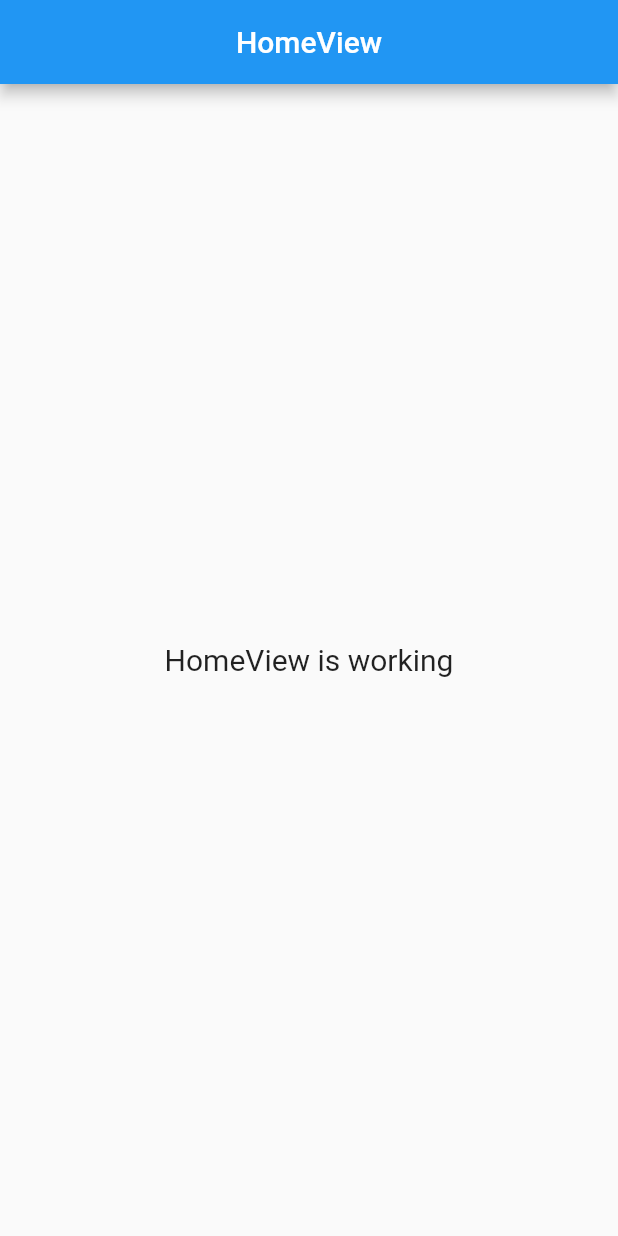
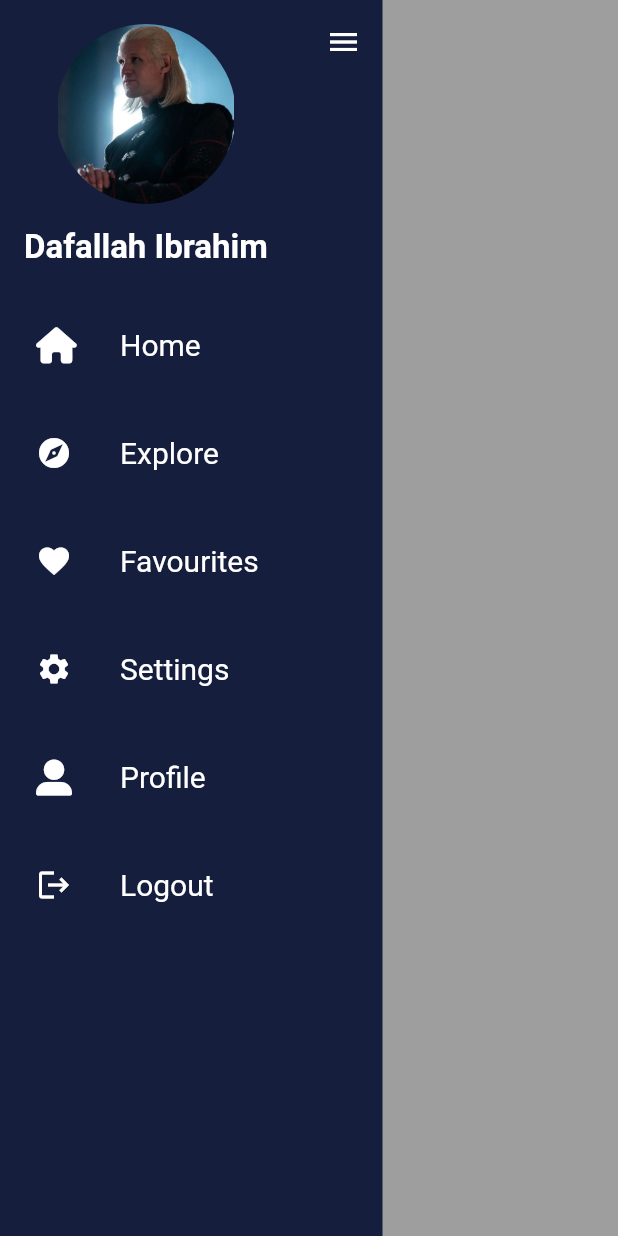
Before and after one commit to defoibrahim/3d_drawer, a Flutter app: the screen it shows after launch, on a phone screen of 412 x 824 dp. Run offline on Flutter 3.47's test engine with Material 2 defaults, Android fonts, the phone set to English and light mode, and no system bars; our stand-ins replace font_awesome_flutter, get.

Commit message:
added animation

```diff
--- /dev/null
+++ b/lib/app/data/drawer_item.dart
@@ -0,0 +1,39 @@
+import 'package:flutter/material.dart';
+import 'package:font_awesome_flutter/font_awesome_flutter.dart';
+
+import 'models/drawer_model.dart';
+
+class DrawerItem {
+  static final home = DrawerModel(
+    title: 'Home',
+    icone: FontAwesomeIcons.house,
+  );
+  static final explorer = DrawerModel(
+    title: 'Explore',
+    icone: Icons.explore,
+  );
+  static final favourites = DrawerModel(
+    title: 'Favourites',
+    icone: Icons.favorite,
+  );
+  static final setting = DrawerModel(
+    title: 'Settings',
+    icone: Icons.settings,
+  );
+  static final profile = DrawerModel(
+    title: 'Profile',
+    icone: FontAwesomeIcons.userLarge,
+  );  static final logout = DrawerModel(
+    title: 'Logout',
+    icone: Icons.logout,
+  );
+
+  static final List<DrawerModel> all = [
+    home,
+    explorer,
+    favourites,
+    setting,
+    profile,
+    logout
+  ];
+}
--- /dev/null
+++ b/lib/app/data/models/drawer_model.dart
@@ -0,0 +1,7 @@
+import 'package:flutter/cupertino.dart';
+
+class DrawerModel {
+  final String title;
+  final IconData icone;
+  DrawerModel({required this.title,required this.icone});
+}
--- a/lib/app/modules/home/controllers/home_controller.dart
+++ b/lib/app/modules/home/controllers/home_controller.dart
@@ -1,23 +1,72 @@
+import 'package:flutter/animation.dart';
+import 'package:flutter/cupertino.dart';
 import 'package:get/get.dart';
 
-class HomeController extends GetxController {
-  //TODO: Implement HomeController
+class HomeController extends GetxController
+    with GetSingleTickerProviderStateMixin {
+  late AnimationController animationController;
+  final maxSlide = 255.0.obs;
+  RxBool canBeDragged = false.obs;
 
-  final count = 0.obs;
+  RxBool flip = false.obs;
+
+  double get slide => maxSlide.value * animationController.value;
+  double get scale => 1 - (animationController.value * 0.3);
+  double get minDragStartEdge => 60;
+  double get maxDragStartEdge => maxSlide.value - 16;
+
   @override
   void onInit() {
     super.onInit();
-  }
-
-  @override
-  void onReady() {
-    super.onReady();
+    animationController = AnimationController(
+      vsync: this,
+      value: 1,
+      duration: const Duration(milliseconds: 300),
+    );
   }
 
   @override
   void onClose() {
+    animationController.dispose();
     super.onClose();
   }
 
-  void increment() => count.value++;
+  void toggle() => animationController.isDismissed ? open() : close();
+
+  void close() => animationController.reverse();
+
+  void open() => animationController.forward();
+
+  void onDragStart(DragStartDetails details) {
+    bool isDragOpenFromLeft = animationController.isDismissed &&
+        details.globalPosition.dx < minDragStartEdge;
+    bool isDragCloseFromRight = animationController.isCompleted &&
+        details.globalPosition.dx > maxDragStartEdge;
+    canBeDragged.value = isDragOpenFromLeft || isDragCloseFromRight;
+  }
+
+  void onDragUpdate(DragUpdateDetails details) {
+    if (canBeDragged.value) {
+      double delta = details.primaryDelta! / maxSlide.value;
+      animationController.value += delta;
+    }
+  }
+
+  void onDragEnd(DragEndDetails details) {
+
+    double kMinFlingVelocity = 365.0;
+    if (animationController.isDismissed || animationController.isCompleted) {
+      return;
+    }
+    if (details.velocity.pixelsPerSecond.dx.abs() >= kMinFlingVelocity) {
+      double visualVelocity =
+          details.velocity.pixelsPerSecond.dx / Get.size.width;
+
+      animationController.fling(velocity: visualVelocity);
+    } else if (animationController.value < 0.5) {
+      close();
+    } else {
+      open();
+    }
+  }
 }
--- /dev/null
+++ b/lib/app/modules/home/views/body_view.dart
@@ -0,0 +1,29 @@
+import 'package:drawer_3d/app/core/theme/app_colors.dart';
+import 'package:drawer_3d/app/modules/home/controllers/home_controller.dart';
+import 'package:flutter/material.dart';
+
+import 'package:get/get.dart';
+
+class BodyView extends GetView<HomeController> {
+  const BodyView({Key? key}) : super(key: key);
+  @override
+  Widget build(BuildContext context) {
+    return Scaffold(
+      appBar: AppBar(
+        backgroundColor: kMainColor,
+        leading: Builder(
+          builder: (context) {
+            return IconButton(
+              icon: Icon(Icons.menu),
+              onPressed: () => controller.open(),
+            );
+          },
+        ),
+        title: Text('Details title'),
+      ),
+      body: Center(
+        child: Text('Details body'),
+      ),
+    );
+  }
+}
--- /dev/null
+++ b/lib/app/modules/home/views/drawer_view.dart
@@ -0,0 +1,70 @@
+import 'package:drawer_3d/app/core/theme/app_colors.dart';
+import 'package:flutter/material.dart';
+import 'package:get/get.dart';
+
+import '../../../data/drawer_item.dart';
+import '../controllers/home_controller.dart';
+
+class DrawerView extends GetView<HomeController> {
+  const DrawerView({Key? key}) : super(key: key);
+  @override
+  Widget build(BuildContext context) {
+    return Container(
+      color: kMainColor,
+      width: 255,
+      child: SafeArea(
+        child: Column(
+          crossAxisAlignment: CrossAxisAlignment.start,
+          mainAxisSize: MainAxisSize.max,
+          children: [
+            buildHeader(),
+            buildDrawerItem(),
+          ],
+        ),
+      ),
+    );
+  }
+
+  Widget buildHeader() => Column(
+        children: [
+          ClipOval(
+            child: Image.asset(
+              'assets/images/demon.jpg',
+              height: 120,
+              width: 120,
+            ),
+          ).paddingOnly(top: 16, left: 16, right: 16),
+          const SizedBox(height: 8),
+          const Text(
+            'Dafallah Ibrahim',
+            style: TextStyle(
+              fontSize: 22,
+              color: Colors.white,
+              fontWeight: FontWeight.bold,
+            ),
+          ).paddingOnly(top: 8, left: 16, right: 16, bottom: 16),
+        ],
+      );
+
+  Widget buildDrawerItem() => Column(
+        children: DrawerItem.all
+            .map(
+              (item) => ListTile(
+                onTap: () {
+                  controller.close();
+                },
+                title: Text(
+                  item.title,
+                  style: const TextStyle(
+                    color: Colors.white,
+                    fontSize: 20,
+                  ),
+                ),
+                leading: Icon(item.icone, color: Colors.white),
+                contentPadding:
+                    const EdgeInsets.symmetric(horizontal: 24, vertical: 8),
+              ),
+            )
+            .toList(),
+      );
+}
--- a/lib/app/modules/home/views/home_view.dart
+++ b/lib/app/modules/home/views/home_view.dart
@@ -1,22 +1,78 @@
+import 'package:drawer_3d/app/core/theme/app_colors.dart';
 import 'package:flutter/material.dart';
 
 import 'package:get/get.dart';
 
 import '../controllers/home_controller.dart';
+import 'body_view.dart';
+import 'drawer_view.dart';
+import 'dart:math' as math;
 
 class HomeView extends GetView<HomeController> {
   const HomeView({Key? key}) : super(key: key);
   @override
   Widget build(BuildContext context) {
+    final controller = Get.find<HomeController>();
     return Scaffold(
-      appBar: AppBar(
-        title: const Text('HomeView'),
-        centerTitle: true,
-      ),
-      body: Center(
-        child: Text(
-          'HomeView is working',
-          style: TextStyle(fontSize: 20),
+      backgroundColor: Colors.grey,
+      body: GestureDetector(
+        onTap: controller.toggle,
+        onHorizontalDragStart: controller.onDragStart,
+        onHorizontalDragUpdate: controller.onDragUpdate,
+        onHorizontalDragEnd: controller.onDragEnd,
+        child: AnimatedBuilder(
+          animation: controller.animationController,
+          builder: (context, _) {
+            return Stack(
+              children: [
+                Transform.translate(
+                  offset: Offset(
+                    controller.maxSlide.value *
+                        (controller.animationController.value - 1),
+                    0,
+                  ),
+                  child: Transform(
+                    transform: Matrix4.identity()
+                      ..setEntry(3, 2, .001)
+                      ..rotateY(
+                        math.pi /
+                            2 *
+                            (1 - controller.animationController.value),
+                      ),
+                    alignment: Alignment.centerRight,
+                    child: const DrawerView(),
+                  ),
+                ),
+                Transform.translate(
+                  offset: Offset(
+                    controller.maxSlide.value *
+                        controller.animationController.value,
+                    0,
+                  ),
+                  child: Transform(
+                    transform: Matrix4.identity()
+                      ..setEntry(3, 2, .001)
+                      ..rotateY(
+                        -math.pi / 2 * controller.animationController.value,
+                      ),
+                    alignment: Alignment.centerLeft,
+                    child: const BodyView(),
+                  ),
+                ),
+                Positioned(
+                  top: 4.0 + MediaQuery.of(context).padding.top,
+                  left:
+                      (controller.animationController.value *
+                          controller.maxSlide.value) - 50,
+                  child: IconButton(
+                    icon: Icon(Icons.menu),
+                    onPressed: controller.toggle,
+                    color: Colors.white,
+                  ),
+                ),
+              ],
+            );
+          },
         ),
       ),
     );
--- a/lib/main.dart
+++ b/lib/main.dart
@@ -5,11 +5,19 @@ import 'package:get/get.dart';
 import 'app/routes/app_pages.dart';
 
 void main() {
-  runApp(
-    GetMaterialApp(
-      title: "Application",
+  runApp(const Application());
+}
+
+class Application extends StatelessWidget {
+  const Application({super.key});
+
+  @override
+  Widget build(BuildContext context) {
+    return GetMaterialApp(
+      debugShowCheckedModeBanner: false,
+      title: "3D Drawer",
       initialRoute: AppPages.INITIAL,
       getPages: AppPages.routes,
-    ),
-  );
+    );
+  }
 }
```
Also changed, not shown: lib/app/core/theme/app_colors.dart (added, +27 -0 lines), lib/app/core/theme/app_theme.dart (added, +156 -0 lines), pubspec.yaml (+9 -0 lines), assets/images/demon.jpg (added), pubspec.lock.
